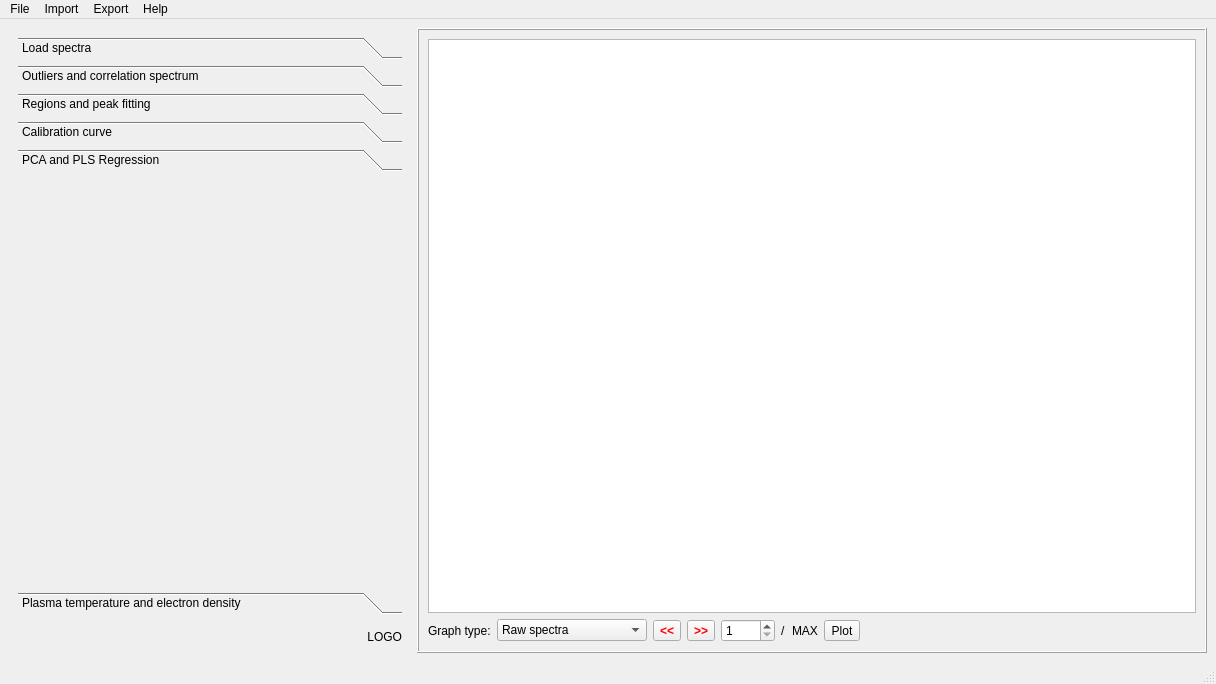
Qt form pic/libssa.ui (kstenio/libssa) before a commit.
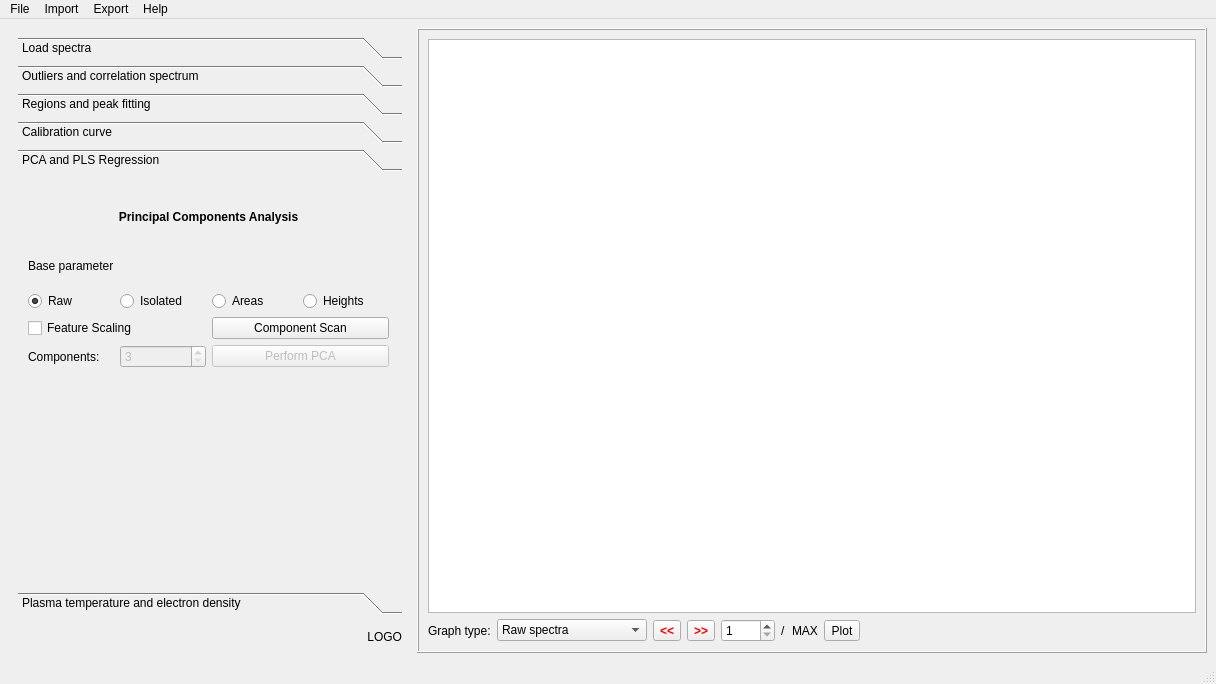
The same form after that commit. The open tabs and pages were chosen to show the change. Icons and pictures are not drawn. Custom widgets are drawn as their Qt base class.

The edit to the form file:
```diff
--- a/pic/libssa.ui
+++ b/pic/libssa.ui
@@ -1194,6 +1194,145 @@
             <attribute name="label">
              <string>PCA and PLS Regression</string>
             </attribute>
+            <widget class="QWidget" name="layoutWidget">
+             <property name="geometry">
+              <rect>
+               <x>10</x>
+               <y>20</y>
+               <width>361</width>
+               <height>171</height>
+              </rect>
+             </property>
+             <layout class="QVBoxLayout" name="verticalLayout_10">
+              <item>
+               <widget class="QLabel" name="p5lB1">
+                <property name="font">
+                 <font>
+                  <weight>75</weight>
+                  <bold>true</bold>
+                  <underline>false</underline>
+                 </font>
+                </property>
+                <property name="text">
+                 <string>Principal Components Analysis</string>
+                </property>
+                <property name="alignment">
+                 <set>Qt::AlignCenter</set>
+                </property>
+               </widget>
+              </item>
+              <item>
+               <spacer name="p5vS1">
+                <property name="orientation">
+                 <enum>Qt::Vertical</enum>
+                </property>
+                <property name="sizeType">
+                 <enum>QSizePolicy::Fixed</enum>
+                </property>
+                <property name="sizeHint" stdset="0">
+                 <size>
+                  <width>20</width>
+                  <height>5</height>
+                 </size>
+                </property>
+               </spacer>
+              </item>
+              <item>
+               <widget class="QLabel" name="p5lB2">
+                <property name="text">
+                 <string>Base parameter</string>
+                </property>
+               </widget>
+              </item>
+              <item>
+               <layout class="QGridLayout" name="gridLayout_3">
+                <item row="0" column="0">
+                 <widget class="QRadioButton" name="p5rB1">
+                  <property name="text">
+                   <string>Raw</string>
+                  </property>
+                  <property name="checked">
+                   <bool>true</bool>
+                  </property>
+                 </widget>
+                </item>
+                <item row="0" column="1">
+                 <widget class="QRadioButton" name="p5rB2">
+                  <property name="text">
+                   <string>Isolated</string>
+                  </property>
+                 </widget>
+                </item>
+                <item row="0" column="2">
+                 <widget class="QRadioButton" name="p5rB3">
+                  <property name="text">
+                   <string>Areas</string>
+                  </property>
+                 </widget>
+                </item>
+                <item row="0" column="3">
+                 <widget class="QRadioButton" name="p5rB4">
+                  <property name="text">
+                   <string>Heights</string>
+                  </property>
+                 </widget>
+                </item>
+               </layout>
+              </item>
+              <item>
+               <layout class="QGridLayout" name="gridLayout_4">
+                <item row="0" column="0">
+                 <widget class="QCheckBox" name="p5cBox1">
+                  <property name="text">
+                   <string>Feature Scaling</string>
+                  </property>
+                 </widget>
+                </item>
+                <item row="0" column="1">
+                 <widget class="QPushButton" name="p5pB1">
+                  <property name="text">
+                   <string>Component Scan</string>
+                  </property>
+                 </widget>
+                </item>
+                <item row="1" column="0">
+                 <layout class="QHBoxLayout" name="horizontalLayout_9">
+                  <item>
+                   <widget class="QLabel" name="p5lB3">
+                    <property name="text">
+                     <string>Components:</string>
+                    </property>
+                   </widget>
+                  </item>
+                  <item>
+                   <widget class="QSpinBox" name="p5sB1">
+                    <property name="enabled">
+                     <bool>false</bool>
+                    </property>
+                    <property name="minimum">
+                     <number>3</number>
+                    </property>
+                    <property name="maximum">
+                     <number>100</number>
+                    </property>
+                   </widget>
+                  </item>
+                 </layout>
+                </item>
+                <item row="1" column="1">
+                 <widget class="QPushButton" name="p5pB2">
+                  <property name="enabled">
+                   <bool>false</bool>
+                  </property>
+                  <property name="text">
+                   <string>Perform PCA</string>
+                  </property>
+                 </widget>
+                </item>
+               </layout>
+              </item>
+             </layout>
+            </widget>
            </widget>
            <widget class="QWidget" name="p6">
             <property name="geometry">
```
Left out of the diff: 41 changed lines with no effect on the pictures.
